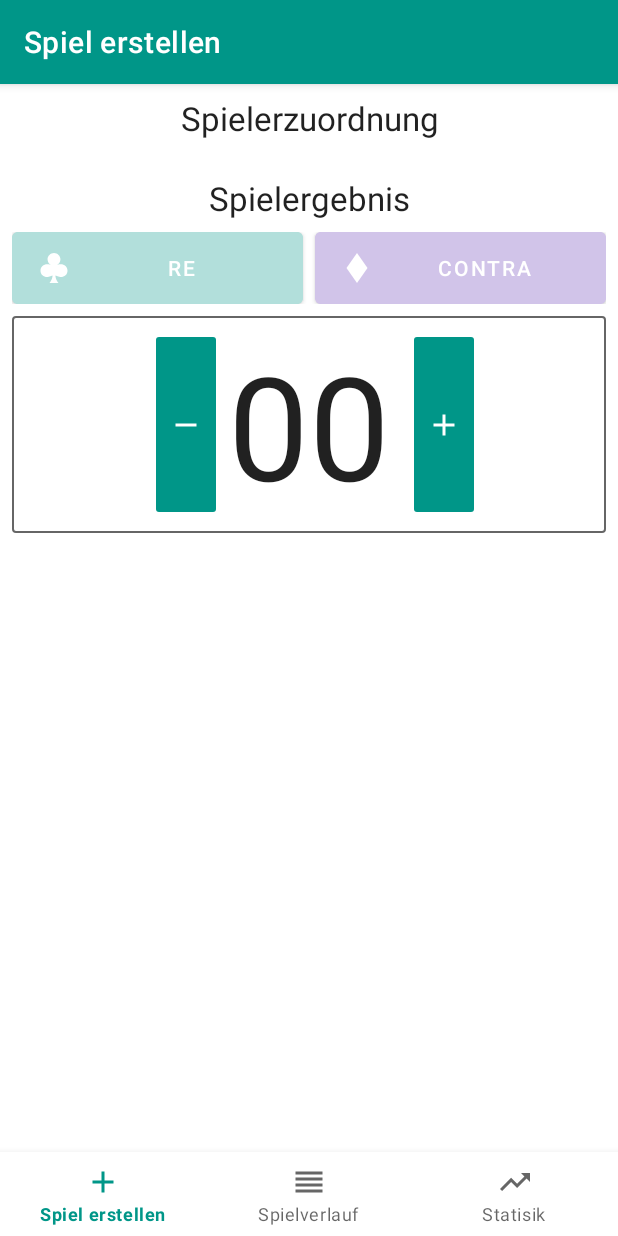
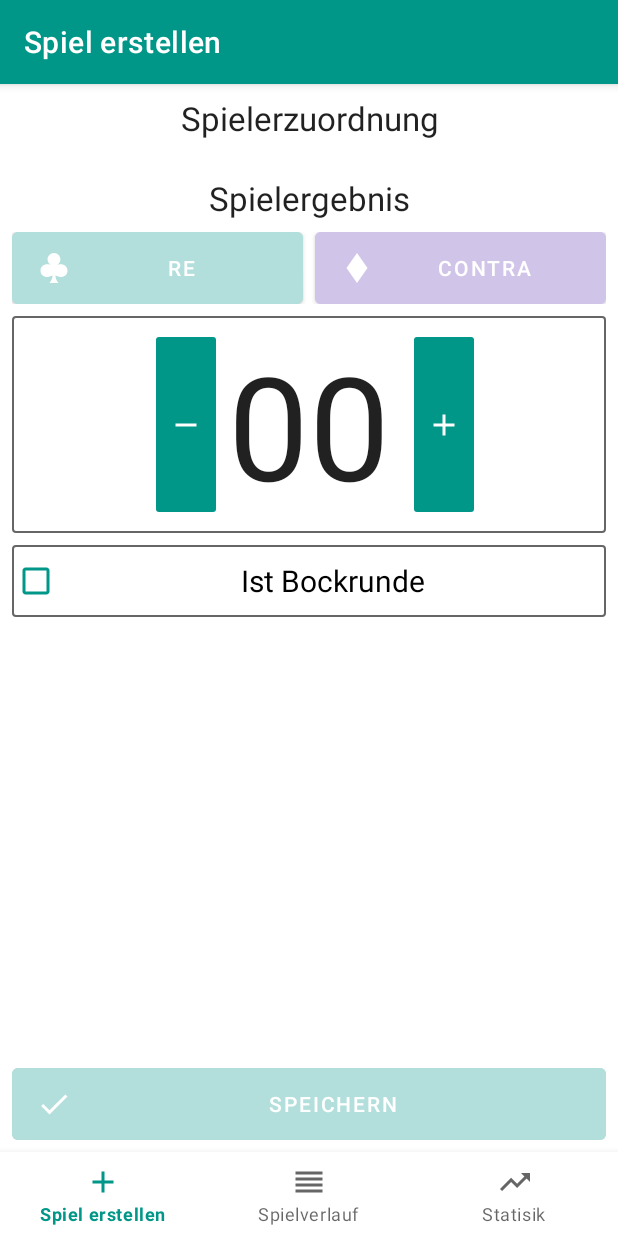
Before and after one commit to tim-seidel/Doppelkopf, an Android app: the GameCreationFragment screen opened directly, with no data from a screen before it, on a phone screen of 412 x 824 dp. Run offline under Robolectric (Android 15) with nearby library versions, the phone set to English and light mode, and no system bars; our stand-ins replace Firebase (no records; nobody signed in at launch, a user with empty details on screens opened directly), navigation-ui.

Commit message:
Added support for Bockrunden

```diff
--- a/app/src/main/java/de/timseidel/doppelkopf/ui/session/gamecreation/GameCreationFragment.kt
+++ b/app/src/main/java/de/timseidel/doppelkopf/ui/session/gamecreation/GameCreationFragment.kt
@@ -2,15 +2,10 @@ package de.timseidel.doppelkopf.ui.session.gamecreation
 
 import android.os.Bundle
 import android.view.*
-import android.widget.Button
-import android.widget.EditText
-import android.widget.ImageButton
-import android.widget.Toast
+import android.widget.*
+import android.widget.CompoundButton.OnCheckedChangeListener
 import androidx.core.content.ContextCompat
-import androidx.core.view.MenuHost
-import androidx.core.view.MenuProvider
 import androidx.fragment.app.Fragment
-import androidx.lifecycle.Lifecycle
 import androidx.recyclerview.widget.GridLayoutManager
 import androidx.recyclerview.widget.RecyclerView
 import com.google.firebase.firestore.ktx.firestore
@@ -40,6 +35,8 @@ class GameCreationFragment : Fragment() {
     private lateinit var btnWinningFactionContra: Button
     private lateinit var etGameScore: EditText
     private lateinit var vbVersusBarScore: VersusBarView
+    private lateinit var cbIsBockrunde: CheckBox
+    private lateinit var btnSaveGame: Button
 
     private lateinit var playerFactionSelectAdapter: PlayerFactionSelectAdapter
     private val viewModel: GameCreationViewModel = GameCreationViewModel()
@@ -55,34 +52,15 @@ class GameCreationFragment : Fragment() {
             DoppelkopfManager.getInstance().getSessionController().getPlayerController()
                 .getPlayersAsFaction()
 
-        setupMenu()
-
         findViews()
         setUpPlayerFactionSelectList()
         setupButtons()
         setupPointsInput()
+        setupBockrundeInput()
+
+        checkSaveGameButtonEnabled()
 
         return binding.rootGameCreation
-    }
-
-    private fun setupMenu() {
-        val menuHost: MenuHost = requireActivity()
-
-        menuHost.addMenuProvider(object : MenuProvider {
-            override fun onCreateMenu(menu: Menu, menuInflater: MenuInflater) {
-                menuInflater.inflate(R.menu.menu_create_game, menu)
-            }
-
-            override fun onMenuItemSelected(menuItem: MenuItem): Boolean {
-                when (menuItem.itemId) {
-                    R.id.option_confirm_create_game -> {
-                        onCreateGameClicked()
-                        return true
-                    }
-                }
-                return false
-            }
-        }, viewLifecycleOwner, Lifecycle.State.RESUMED)
     }
 
     private fun findViews() {
@@ -94,6 +72,8 @@ class GameCreationFragment : Fragment() {
         btnWinningFactionContra = binding.btnWinnerContra
         etGameScore = binding.etGamePoints
         vbVersusBarScore = binding.versusBarPoints
+        cbIsBockrunde = binding.cbIsBockrunde
+        btnSaveGame = binding.btnSaveGame
     }
 
     private fun setupButtons() {
@@ -114,6 +94,10 @@ class GameCreationFragment : Fragment() {
             viewModel.winningFaction = Faction.CONTRA
             applyWinningFaction()
         }
+
+        btnSaveGame.setOnClickListener {
+            onCreateGameClicked()
+        }
     }
 
     private fun setupPointsInput() {
@@ -131,6 +115,12 @@ class GameCreationFragment : Fragment() {
         })
     }
 
+    private fun setupBockrundeInput() {
+        cbIsBockrunde.setOnCheckedChangeListener { _, isChecked ->
+            viewModel.isBockrunde = isChecked
+        }
+    }
+
     private fun setUpPlayerFactionSelectList() {
         playerFactionSelectAdapter = PlayerFactionSelectAdapter(
             viewModel.playerFactionList,
@@ -144,6 +134,9 @@ class GameCreationFragment : Fragment() {
                     }
 
                     viewModel.playerFactionList[position].faction = newFaction
+
+                    checkSaveGameButtonEnabled()
+
                     return newFaction
                 }
             })
@@ -177,10 +170,12 @@ class GameCreationFragment : Fragment() {
                 setButtonColor(btnWinningFactionContra, R.color.deep_purple_accent)
             }
         }
+        checkSaveGameButtonEnabled()
     }
 
     private fun applyTacken() {
         tcTackenCounter.setCounter(viewModel.tackenCount)
+        checkSaveGameButtonEnabled()
     }
 
     private fun setButtonColor(btn: Button, colorResId: Int) {
@@ -191,6 +186,14 @@ class GameCreationFragment : Fragment() {
         vbVersusBarScore.setProgress(viewModel.gameScore)
         vbVersusBarScore.setLeftText(viewModel.gameScore.toString())
         vbVersusBarScore.setRightText((240 - viewModel.gameScore).toString())
+        checkSaveGameButtonEnabled()
+    }
+
+    private fun checkSaveGameButtonEnabled() {
+        val isValid = viewModel.checkIsValid()
+
+        btnSaveGame.isEnabled = isValid
+        setButtonColor(btnSaveGame, if (isValid) R.color.teal else R.color.teal_accent)
     }
 
     private fun onCreateGameClicked() {
@@ -198,7 +201,7 @@ class GameCreationFragment : Fragment() {
         if (!viewModel.checkIsValid()) {
             Toast.makeText(
                 context,
-                "Das Spiel wird nicht erstellt, da die Einstellungen nicht gültig sind",
+                getString(R.string.game_creation_error),
                 Toast.LENGTH_LONG
             ).show()
             return
@@ -210,7 +213,8 @@ class GameCreationFragment : Fragment() {
                     viewModel.playerFactionList.map { it.copy() },
                     viewModel.winningFaction,
                     viewModel.gameScore,
-                    viewModel.tackenCount
+                    viewModel.tackenCount,
+                    viewModel.isBockrunde
                 )
             DokoShortAccess.getGameCtrl().addGame(game)
 
@@ -220,6 +224,12 @@ class GameCreationFragment : Fragment() {
             firebase.setFirestore(db)
 
             firebase.storeGameInSession(game, DokoShortAccess.getSessionCtrl().getSession())
+
+            Toast.makeText(
+                context,
+                getString(R.string.game_saved),
+                Toast.LENGTH_LONG
+            ).show()
 
             resetViewModel()
         } catch (e: Exception) {
--- a/app/src/main/java/de/timseidel/doppelkopf/ui/session/gamecreation/GameCreationViewModel.kt
+++ b/app/src/main/java/de/timseidel/doppelkopf/ui/session/gamecreation/GameCreationViewModel.kt
@@ -9,6 +9,7 @@ class GameCreationViewModel {
     var winningFaction: Faction = Faction.NONE
     var tackenCount: Int = 0
     var gameScore: Int = 0
+    var isBockrunde: Boolean = false
 
     fun checkIsFactionAssignmentValid(): Boolean {
         if (playerFactionList.count() < 4) return false
@@ -46,7 +47,7 @@ class GameCreationViewModel {
     }
 
     override fun toString(): String {
-        return "${winningFaction.name} | $tackenCount | $gameScore | $playerFactionList"
+        return "${winningFaction.name} | $tackenCount | $gameScore | $playerFactionList | $isBockrunde"
     }
 
 }
--- a/app/src/main/java/de/timseidel/doppelkopf/util/DokoUtil.kt
+++ b/app/src/main/java/de/timseidel/doppelkopf/util/DokoUtil.kt
@@ -66,7 +66,8 @@ class DokoUtil {
                 pafs,
                 if ((0..100).random() <= 60) Faction.RE else Faction.CONTRA,
                 (121..240).random(),
-                (-1..8).random()
+                (-1..8).random(),
+                (0..9).random() == 0
             )
     }
 }
--- a/app/src/main/res/layout/fragment_game_creation.xml
+++ b/app/src/main/res/layout/fragment_game_creation.xml
@@ -4,16 +4,28 @@
     xmlns:tools="http://schemas.android.com/tools"
     android:id="@+id/root_game_creation"
     android:layout_width="match_parent"
-    android:layout_height="match_parent"
-    tools:context=".ui.session.gamecreation.GameCreationFragment">
+    android:layout_height="match_parent">
+
+    <ScrollView
+        android:id="@+id/scrollView2"
+        android:layout_width="0dp"
+        android:layout_height="0dp"
+        app:layout_constraintBottom_toTopOf="@+id/btn_save_game"
+        app:layout_constraintEnd_toEndOf="parent"
+        app:layout_constraintStart_toStartOf="parent"
+        app:layout_constraintTop_toTopOf="parent">
+
+        <LinearLayout
+            android:layout_width="match_parent"
+            android:layout_height="wrap_content"
+            android:layout_marginHorizontal="8dp"
+            android:orientation="vertical">
 
             <TextView
                 android:id="@+id/tv_game_creation_title_player"
-        android:layout_width="0dp"
+                android:layout_width="match_parent"
                 android:layout_height="wrap_content"
-        android:layout_marginStart="8dp"
                 android:layout_marginTop="8dp"
-        android:layout_marginEnd="8dp"
                 android:text="@string/game_creation_player_assignment"
                 android:textAlignment="center"
                 android:textAppearance="@style/TextAppearance.AppCompat.Large"
@@ -23,22 +35,18 @@
 
             <androidx.recyclerview.widget.RecyclerView
                 android:id="@+id/rv_game_creation_player_list"
-        android:layout_width="0dp"
+                android:layout_width="match_parent"
                 android:layout_height="wrap_content"
-        android:layout_marginStart="4dp"
                 android:layout_marginTop="8dp"
-        android:layout_marginEnd="4dp"
                 app:layout_constraintEnd_toEndOf="parent"
                 app:layout_constraintStart_toStartOf="parent"
                 app:layout_constraintTop_toBottomOf="@+id/tv_game_creation_title_player" />
 
             <TextView
                 android:id="@+id/tv_game_creation_title_result"
-        android:layout_width="0dp"
+                android:layout_width="match_parent"
                 android:layout_height="wrap_content"
-        android:layout_marginStart="8dp"
                 android:layout_marginTop="16dp"
-        android:layout_marginEnd="8dp"
                 android:text="@string/game_result"
                 android:textAlignment="center"
                 android:textAppearance="@style/TextAppearance.AppCompat.Large"
@@ -48,11 +56,9 @@
 
             <androidx.constraintlayout.widget.ConstraintLayout
                 android:id="@+id/cl_winning_faction_select"
-        android:layout_width="0dp"
+                android:layout_width="match_parent"
                 android:layout_height="wrap_content"
-        android:layout_marginStart="8dp"
                 android:layout_marginTop="8dp"
-        android:layout_marginEnd="8dp"
                 app:layout_constraintEnd_toEndOf="parent"
                 app:layout_constraintStart_toStartOf="parent"
                 app:layout_constraintTop_toBottomOf="@+id/tv_game_creation_title_result">
@@ -89,20 +95,20 @@
 
             <de.timseidel.doppelkopf.ui.session.gamecreation.TackenCounterView
                 android:id="@+id/layout_tacken_counter"
-        android:layout_width="0dp"
+                android:layout_width="match_parent"
                 android:layout_height="wrap_content"
-        android:layout_marginStart="8dp"
                 android:layout_marginTop="8dp"
-        android:layout_marginEnd="8dp"
                 android:background="@drawable/border_background"
                 app:layout_constraintEnd_toEndOf="parent"
                 app:layout_constraintStart_toStartOf="parent"
-        app:layout_constraintTop_toBottomOf="@+id/cl_winning_faction_select" />
+                app:layout_constraintTop_toBottomOf="@+id/cl_winning_faction_select">
+
+            </de.timseidel.doppelkopf.ui.session.gamecreation.TackenCounterView>
 
             <EditText
                 android:id="@+id/et_game_points"
                 style="@style/Widget.AppCompat.EditText"
-        android:layout_width="0dp"
+                android:layout_width="match_parent"
                 android:layout_height="wrap_content"
                 android:layout_marginStart="8dp"
                 android:layout_marginTop="8dp"
@@ -127,10 +133,8 @@
             <de.timseidel.doppelkopf.ui.VersusBarView
                 android:id="@+id/versus_bar_points"
                 android:layout_width="0dp"
-        android:layout_height="wrap_content"
-        android:layout_marginStart="8dp"
+                android:layout_height="match_parent"
                 android:layout_marginTop="8dp"
-        android:layout_marginEnd="8dp"
                 android:visibility="gone"
                 app:layout_constraintEnd_toEndOf="parent"
                 app:layout_constraintStart_toStartOf="parent"
@@ -138,5 +142,36 @@
                 app:max="240"
                 app:min="0" />
 
+            <CheckBox
+                android:id="@+id/cb_is_bockrunde"
+                android:layout_width="match_parent"
+                android:layout_height="wrap_content"
+                android:layout_gravity="center_horizontal"
+                android:layout_marginTop="8dp"
+                android:background="@drawable/border_background"
+                android:buttonTint="@color/teal"
+                android:gravity="center_horizontal|center_vertical"
+                android:text="Ist Bockrunde"
+                android:textSize="20sp" />
+
+        </LinearLayout>
+    </ScrollView>
+
+    <Button
+        android:id="@+id/btn_save_game"
+        android:layout_width="0dp"
+        android:layout_height="wrap_content"
+        android:layout_marginStart="8dp"
+        android:layout_marginEnd="8dp"
+        android:layout_marginBottom="8dp"
+        android:insetTop="0dp"
+        android:insetBottom="0dp"
+        android:text="@string/save"
+        android:textColor="@color/white"
+        app:icon="@drawable/ic_baseline_check_24"
+        app:iconTint="@color/white"
+        app:layout_constraintBottom_toBottomOf="parent"
+        app:layout_constraintEnd_toEndOf="parent"
+        app:layout_constraintStart_toStartOf="parent" />
 
 </androidx.constraintlayout.widget.ConstraintLayout>
--- a/app/src/main/res/values/colors.xml
+++ b/app/src/main/res/values/colors.xml
@@ -12,6 +12,5 @@
     <color name="white">#FFFFFFFF</color>
     <color name="gray_400">#FFBDBDBD</color>
     <color name="gray_600">#FF757575</color>
-    <color name="light_blue_400">#FF29B6F6</color>
-    <color name="light_blue_600">#FF039BE5</color>
+    <color name="error">#d62828</color>
 </resources>
```
Also changed, not shown: app/src/main/java/de/timseidel/doppelkopf/ui/session/gamehistory/GameHistoryListAdapter.kt (+7 -5 lines), app/src/main/java/de/timseidel/doppelkopf/ui/session/gamehistory/GameHistoryListItemView.kt (+16 -13 lines), app/src/main/res/layout/fragment_game_history.xml (+16 -3 lines), app/src/main/res/layout/view_game_history_list_item.xml (+18 -1 lines). Lines whose indentation alone changed are shown as unchanged.
